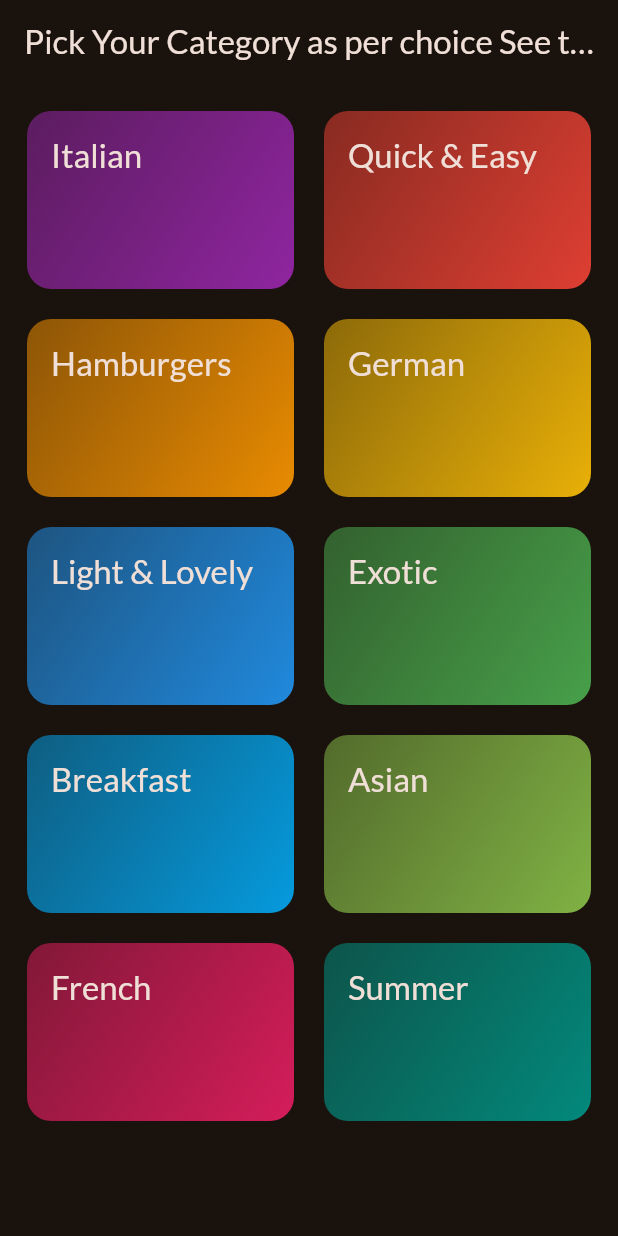
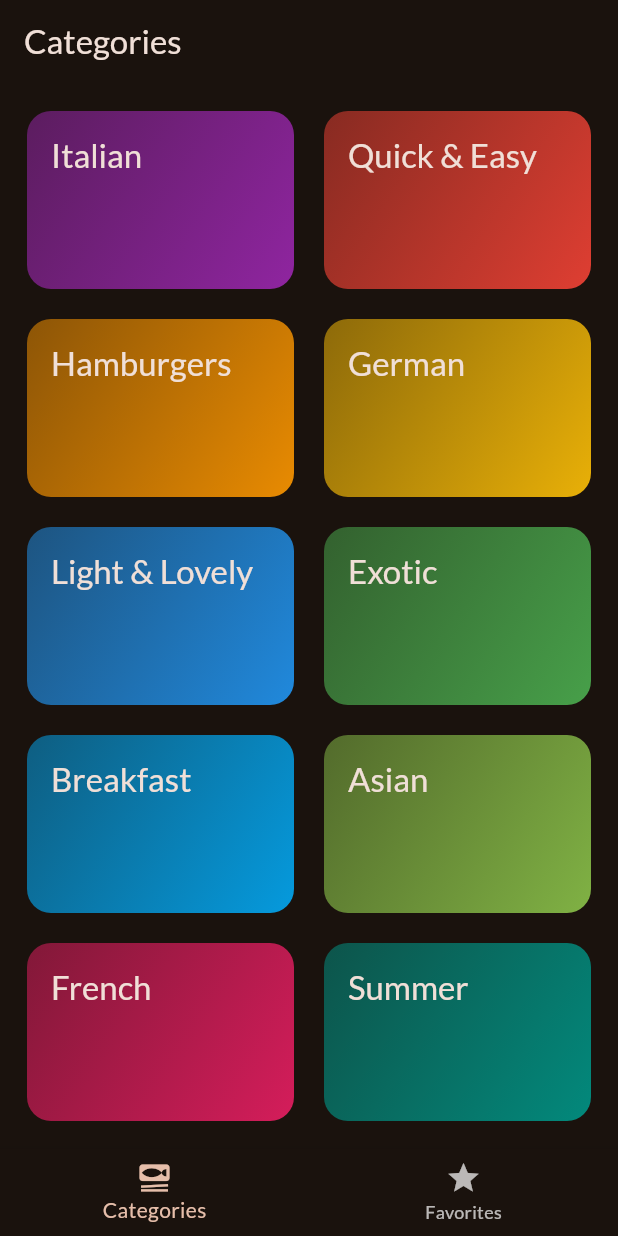
Before and after one commit to ajax-39/Flutter_InfoMeal, a Flutter app: the screen it shows after launch, on a phone screen of 412 x 824 dp. Run offline on Flutter 3.47's test engine with Material 3 defaults, Android fonts, the phone set to English and light mode, and no system bars; our stand-ins replace google_fonts, transparent_image.

Commit message:
add tabs in nav bar

```diff
--- a/lib/main.dart
+++ b/lib/main.dart
@@ -1,7 +1,7 @@
 import 'package:flutter/material.dart';
 
 import 'package:google_fonts/google_fonts.dart';
-import 'package:meals/screens/categories.dart';
+import 'package:meals/screens/tabs.dart';
 
 final theme = ThemeData(
   useMaterial3: true,
@@ -24,7 +24,7 @@ class App extends StatelessWidget {
     return MaterialApp(
       debugShowCheckedModeBanner: false,
       theme: theme,
-      home: const CategoriesScreen(),
+      home: const TabScreen(),
     );
   }
 }
--- a/lib/screens/categories.dart
+++ b/lib/screens/categories.dart
@@ -26,15 +26,7 @@ class CategoriesScreen extends StatelessWidget {
 
   @override
   Widget build(context) {
-    return Scaffold(
-      //
-      appBar: AppBar(
-        title: const Text(
-          'Pick Your Category as per choice See the changes  ',
-        ),
-      ),
-      //
-      body: GridView(
+    return GridView(
       padding: const EdgeInsets.all(18),
       //
       gridDelegate: const SliverGridDelegateWithFixedCrossAxisCount(
@@ -54,7 +46,6 @@ class CategoriesScreen extends StatelessWidget {
             ),
           ),
       ],
-      ),
     );
   }
 }
--- a/lib/screens/tabs.dart
+++ b/lib/screens/tabs.dart
@@ -1,4 +1,6 @@
 import 'package:flutter/material.dart';
+import 'package:meals/screens/categories.dart';
+import 'package:meals/screens/meals.dart';
 
 class TabScreen extends StatefulWidget {
   const TabScreen({super.key});
@@ -10,11 +12,49 @@ class TabScreen extends StatefulWidget {
 }
 
 class _TabScreenState extends State<TabScreen> {
+  int _selectedPageIndex = 0;
+
+  void _selectPage(int index) {
+    setState(() {
+      _selectedPageIndex = index;
+    });
+  }
+
   @override
   Widget build(context) {
+    Widget activePage = const CategoriesScreen();
+    var activePageTitle = 'Categories';
+
+    if (_selectedPageIndex == 1) {
+      activePage = const MealsScreen(
+        meals: [],
+      );
+      activePageTitle = 'Yours Favorites';
+    }
+    //
     return Scaffold(
       appBar: AppBar(
-        title: const Text('Dynamic'),
+        title: Text(activePageTitle),
+      ),
+      //
+      body: activePage,
+      //
+      bottomNavigationBar: BottomNavigationBar(
+        onTap: _selectPage,
+        //
+        items: const [
+          BottomNavigationBarItem(
+            icon: Icon(Icons.set_meal),
+            label: 'Categories',
+          ),
+          //
+          BottomNavigationBarItem(
+            icon: Icon(Icons.star),
+            label: 'Favorites',
+          ),
+        ],
+        //
+        currentIndex: _selectedPageIndex,
       ),
     );
   }
```
Also changed, not shown: lib/screens/meals.dart (+10 -5 lines). Lines whose indentation alone changed are shown as unchanged.
